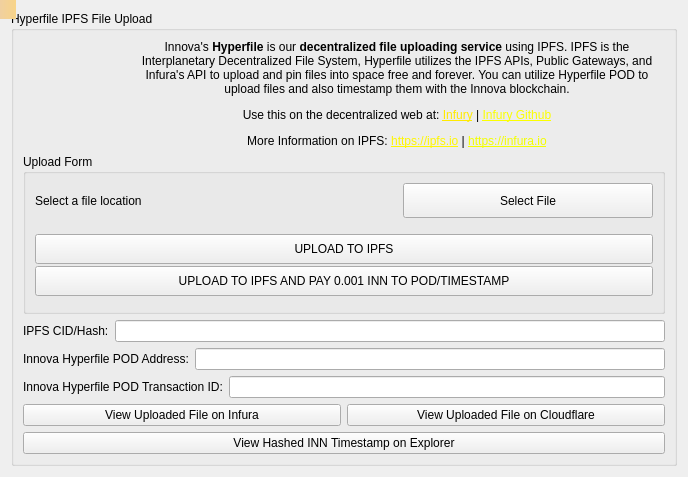
Qt form src/qt/forms/hyperfile.ui (innova-foundation/innova) before a commit.
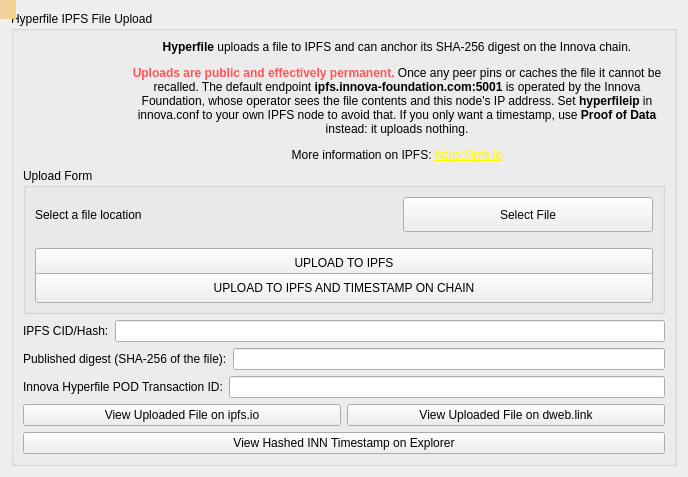
The same form after that commit. Icons and pictures are not drawn.

Commit message:
hyperfile:[fix] drop the retired Infura endpoint and stamp the digest
The hardcoded Infura fallback pointed every call at a dead host; an
unset endpoint is now an error.

The edit to the form file:
```diff
--- a/src/qt/forms/hyperfile.ui
+++ b/src/qt/forms/hyperfile.ui
@@ -65,7 +65,7 @@
         <item>
           <widget class="QLabel" name="label_2">
            <property name="text">
-             <string>&lt;html&gt;&lt;head/&gt;&lt;body&gt;&lt;p align=&quot;center&quot;&gt;Innova's &lt;span style=&quot; font-weight:600;&quot;&gt;Hyperfile&lt;/span&gt; is our&lt;span style=&quot; font-weight:600;&quot;&gt; decentralized file uploading service&lt;/span&gt; using IPFS. IPFS is the Interplanetary Decentralized File System, Hyperfile utilizes the IPFS APIs, Public Gateways, and Infura's API to upload and pin files into space free and forever. You can utilize Hyperfile POD to upload files and also timestamp them with the Innova blockchain.&lt;/p&gt;&lt;p align=&quot;center&quot;&gt;Use this on the decentralized web at: &lt;a href=&quot;https://ipfs.infura.io/ipfs/QmdfxKo6HVgnegahHCXn4X3HoMg7NR3LwCTjCAyxgmCZic&quot;&gt;&lt;span style=&quot; text-decoration: underline; color:#ffea00;&quot;&gt;Infury&lt;/span&gt;&lt;/a&gt; | &lt;a href=&quot;https://github.com/innova-foundation/infury&quot;&gt;&lt;span style=&quot; text-decoration: underline; color:#fbff00;&quot;&gt;Infury Github&lt;/span&gt;&lt;/a&gt;&lt;/p&gt;&lt;p align=&quot;center&quot;&gt;More Information on IPFS: &lt;a href=&quot;https://ipfs.io&quot;&gt;&lt;span style=&quot; text-decoration: underline; color:#fff700;&quot;&gt;https://ipfs.io&lt;/span&gt;&lt;/a&gt; | &lt;a href=&quot;https://infura.io&quot;&gt;&lt;span style=&quot; text-decoration: underline; color:#f3ff00;&quot;&gt;https://infura.io&lt;/span&gt;&lt;/a&gt;&lt;/p&gt;&lt;/body&gt;&lt;/html&gt;</string>
+             <string>&lt;html&gt;&lt;head/&gt;&lt;body&gt;&lt;p align=&quot;center&quot;&gt;&lt;span style=&quot; font-weight:600;&quot;&gt;Hyperfile&lt;/span&gt; uploads a file to IPFS and can anchor its SHA-256 digest on the Innova chain.&lt;/p&gt;&lt;p align=&quot;center&quot;&gt;&lt;span style=&quot; font-weight:600; color:#ff5555;&quot;&gt;Uploads are public and effectively permanent.&lt;/span&gt; Once any peer pins or caches the file it cannot be recalled. The default endpoint &lt;span style=&quot; font-weight:600;&quot;&gt;ipfs.innova-foundation.com:5001&lt;/span&gt; is operated by the Innova Foundation, whose operator sees the file contents and this node&#39;s IP address. Set &lt;span style=&quot; font-weight:600;&quot;&gt;hyperfileip&lt;/span&gt; in innova.conf to your own IPFS node to avoid that. If you only want a timestamp, use &lt;span style=&quot; font-weight:600;&quot;&gt;Proof of Data&lt;/span&gt; instead: it uploads nothing.&lt;/p&gt;&lt;p align=&quot;center&quot;&gt;More information on IPFS: &lt;a href=&quot;https://ipfs.io&quot;&gt;&lt;span style=&quot; text-decoration: underline; color:#fff700;&quot;&gt;https://ipfs.io&lt;/span&gt;&lt;/a&gt;&lt;/p&gt;&lt;/body&gt;&lt;/html&gt;</string>
           </property>
           <property name="wordWrap">
            <bool>true</bool>
@@ -188,7 +188,7 @@
                  </size>
                 </property>
                 <property name="text">
-                 <string>UPLOAD TO IPFS AND PAY 0.001 INN TO POD/TIMESTAMP</string>
+                 <string>UPLOAD TO IPFS AND TIMESTAMP ON CHAIN</string>
                 </property>
                 <property name="icon">
                  <iconset resource="../bitcoin.qrc">
@@ -230,7 +230,7 @@
          <item>
           <widget class="QLabel" name="hashLabel_2">
            <property name="text">
-            <string>Innova Hyperfile POD Address:</string>
+            <string>Published digest (SHA-256 of the file):</string>
            </property>
           </widget>
          </item>
@@ -275,7 +275,7 @@
               </size>
              </property>
              <property name="text">
-              <string>View Uploaded File on Infura</string>
+              <string>View Uploaded File on ipfs.io</string>
              </property>
             </widget>
            </item>
@@ -301,7 +301,7 @@
               </size>
              </property>
              <property name="text">
-              <string>View Uploaded File on Cloudflare</string>
+              <string>View Uploaded File on dweb.link</string>
              </property>
             </widget>
            </item>
```
The commit also changes 3 other files.
